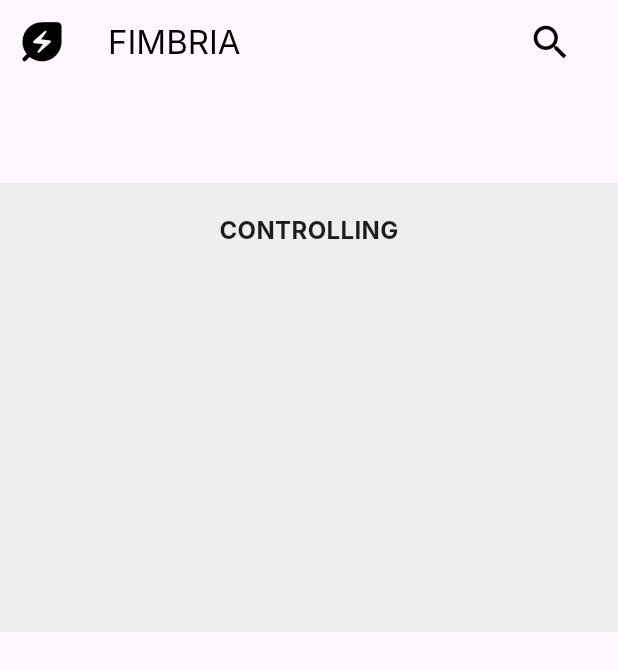
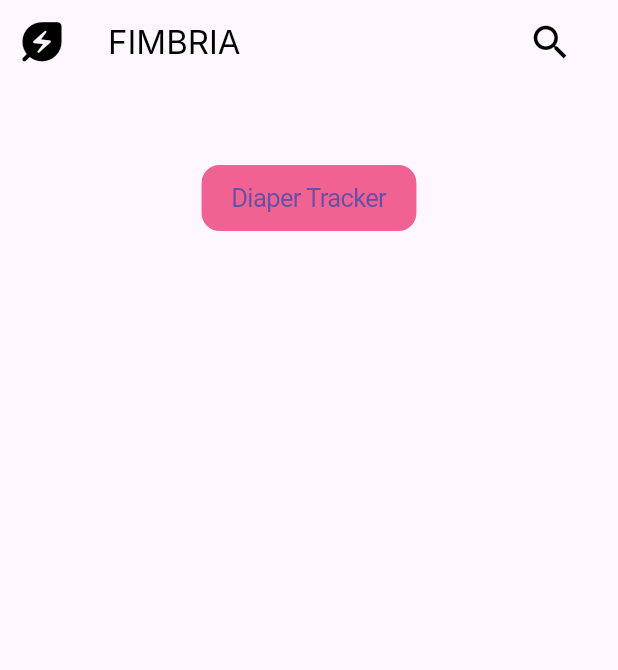
Before and after one commit to Team-Fimbria/GSC2024, a Flutter app: the screen it shows once a user with an empty profile is signed in, on a phone screen of 412 x 824 dp. Shown: the top 670 px of the screen. Run offline on Flutter 3.47's test engine with Material 3 defaults, Android fonts, the phone set to English and light mode, and no system bars; our stand-ins replace cloud_firestore, firebase_auth, firebase_core, firebase_storage, get, permission_handler; accounts and stored records are empty; Roboto replaces fonts that are missing (Inter).

Commit message:
diaper feature started

```diff
--- a/lib/homepage.dart
+++ b/lib/homepage.dart
@@ -1,8 +1,11 @@
 import 'dart:core';
+import 'package:flutter/cupertino.dart';
 import 'package:flutter/material.dart';
 
 import 'components/primary_appbar.dart';
-// import 'login.dart';
+import 'login.dart';
+import 'diaperTracker/component/poopDetails.dart';
+import 'poopTracker.dart';
 
 class Home extends StatefulWidget {
   const Home({Key? key}) : super(key: key);
@@ -27,45 +30,42 @@ class _HomeState extends State<Home> {
         preferredSize: const Size.fromHeight(110.0),
       ),
       body: SingleChildScrollView(
-        child: Column(mainAxisAlignment: MainAxisAlignment.start, children: [
-          SizedBox(height: 12),
+        child: Column(mainAxisAlignment: MainAxisAlignment.start,
+        crossAxisAlignment: CrossAxisAlignment.center,
+        children: [
+          SizedBox(),
           Container(
-            color: Colors.grey[200],
-            child: Column(
-              children: [
-                SizedBox(height: 20),
-                Text(
-                  "CONTROLLING",
-                  textAlign: TextAlign.center,
-                  style: TextStyle(
-                      fontSize: 16,
-                      fontWeight: FontWeight.bold,
-                      fontFamily: 'Inter'),
-                ),
-                Container(
-                  height: 256,
-                  // child: ScrollSnapList(
-                  //   padding: EdgeInsets.fromLTRB(16, 12, 16, 12),
-                  //   scrollDirection: Axis.horizontal,
-                  //   onItemFocus: (index) {
-                  //     setState(() {
-                  //       _currentIndex = index;
-                  //     });
-                  //   },
-                  //   itemSize: 200,
-                  //   dynamicItemSize: true,
-                  //   // itemBuilder: (context,_)=> SizedBox(width:12),
-                  //   itemBuilder: (context, index) =>
-                  //       buildCard(item: items[index]),
-                  //   itemCount: 5,
-                  //   initialIndex: 0,
-                  //   onReachEnd: () => {},
-                  // ),
-                ),
-              ],
-            ),
+            alignment: Alignment.center,
+            child: CupertinoButton(
+              color: Colors.pink[300],
+              padding: EdgeInsets.symmetric(horizontal: 20),
+              onPressed: () async {
+                Navigator.of(context).push(
+                  MaterialPageRoute(
+                    settings:RouteSettings(name: '\diaperTracker\component\poopDetails'),
+                    builder: (context) => Diaper())
+
+                );
+              },
+
+            child: Text('Diaper Tracker')),
           ),
+          // Container(
+          //   child: CupertinoButton(
+          //     color: Colors.pink[300],
+          //     padding: EdgeInsets.symmetric(horizontal: 25),
+          //     onPressed: () async {
+          //       Navigator.of(context).push(
+          //         MaterialPageRoute(
+          //           settings:RouteSettings(name: '\diaperTracker'),builder: (context) => Diaper())
+          //         ) ;
+          //       )
+          //     },
+          //   child: Text('Poop Tracker')),
+
+          // ),
         ]),
+
       ),
     );
   }
```
Also changed, not shown: lib/diaperTracker/component/poopDetails.dart (added, +87 -0 lines), lib/poopTracker.dart (added), pubspec.lock, 3 other files.
